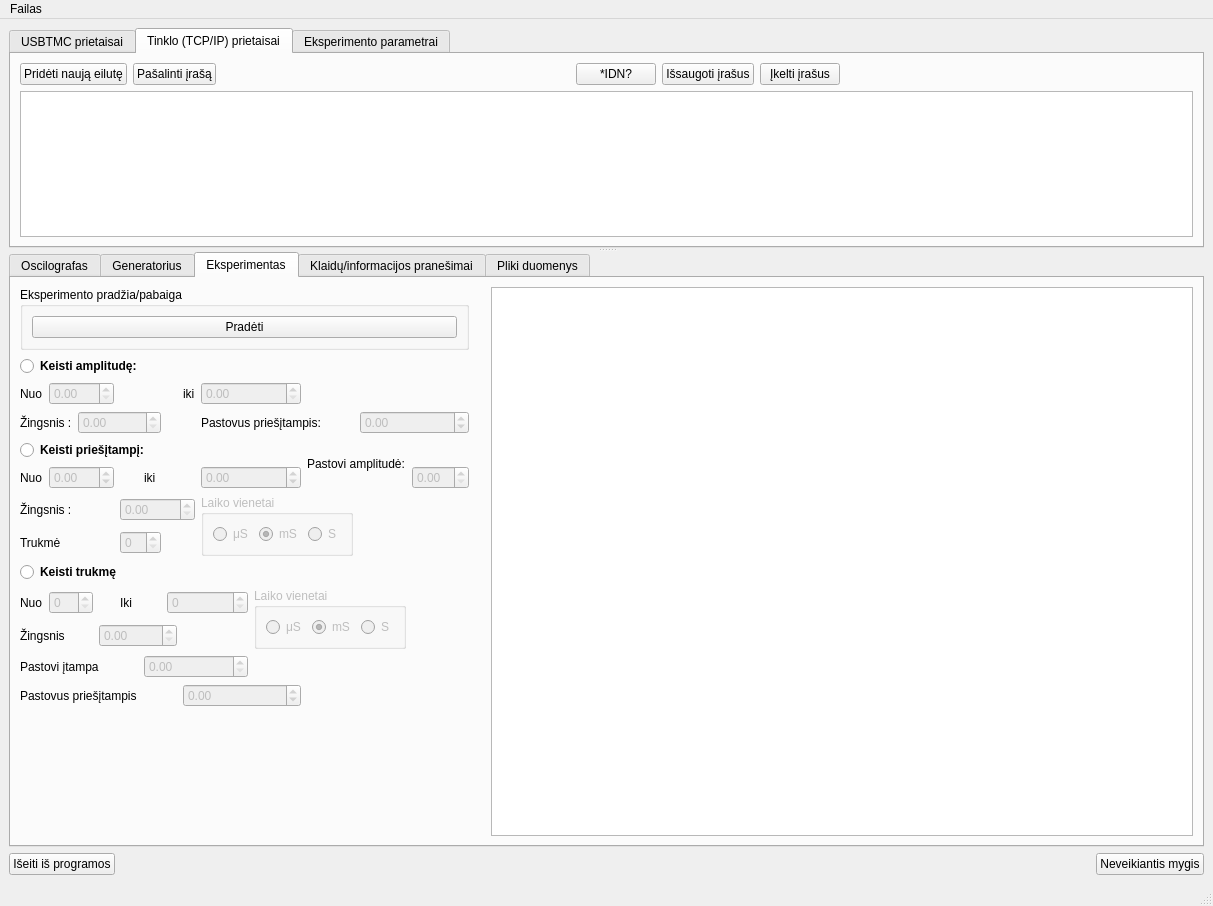
First picture: the form in UIfiles/GUIThread.ui, repository userIsTaken/TryUSB, before the edit.
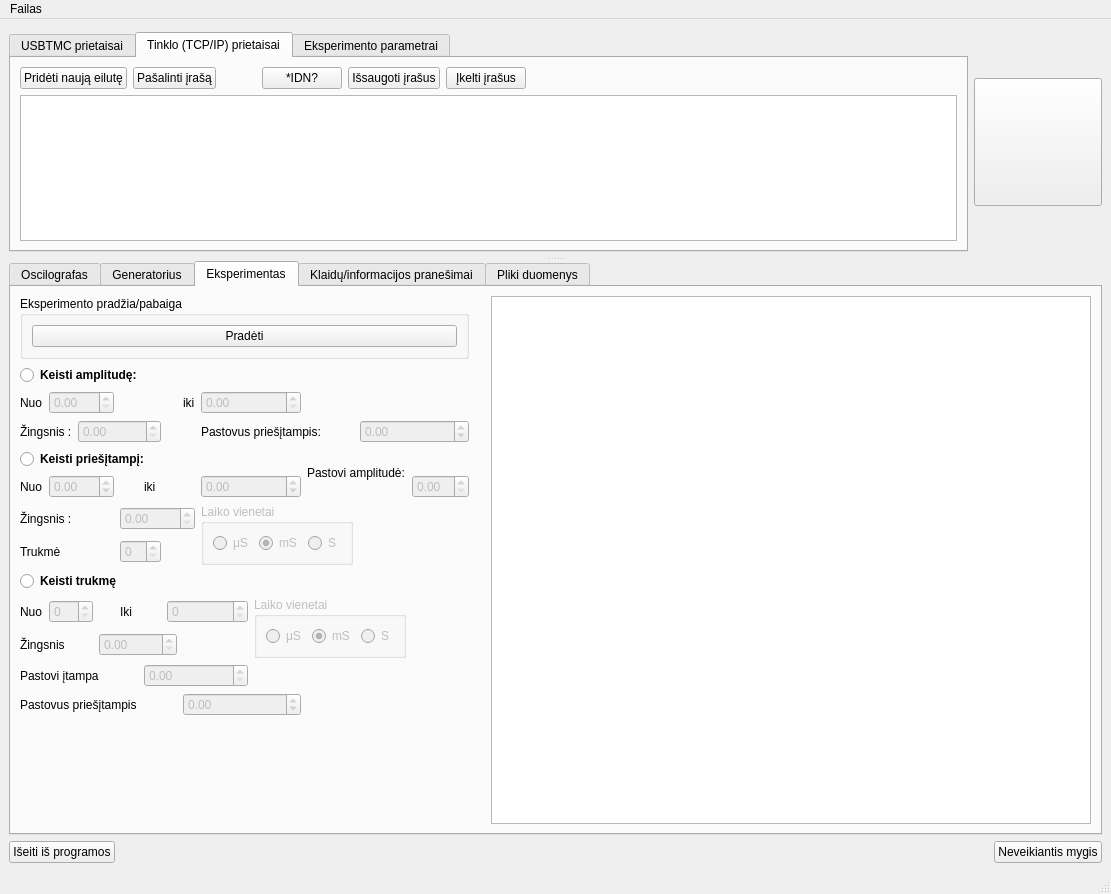
Second picture: the form after the edit. The open tabs and pages were chosen to show the change. Icons and pictures are not drawn. Custom widgets are drawn as their Qt base class.

Commit message: config implementation (loader)

What changed in the file:
```diff
--- a/UIfiles/GUIThread.ui
+++ b/UIfiles/GUIThread.ui
@@ -6,47 +6,23 @@
    <rect>
     <x>0</x>
     <y>0</y>
-    <width>1213</width>
-    <height>906</height>
+    <width>1111</width>
+    <height>894</height>
    </rect>
   </property>
   <property name="windowTitle">
    <string>GenOsci</string>
   </property>
   <widget class="QWidget" name="centralwidget">
-   <layout class="QGridLayout" name="gridLayout_3">
-    <item row="1" column="0">
-     <widget class="QPushButton" name="closeButton">
-      <property name="text">
-       <string>Išeiti iš programos</string>
-      </property>
-     </widget>
-    </item>
-    <item row="1" column="1">
-     <spacer name="horizontalSpacer">
-      <property name="orientation">
-       <enum>Qt::Horizontal</enum>
-      </property>
-      <property name="sizeHint" stdset="0">
-       <size>
-        <width>927</width>
-        <height>20</height>
-       </size>
-      </property>
-     </spacer>
-    </item>
-    <item row="1" column="2">
-     <widget class="QPushButton" name="unused_button">
-      <property name="text">
-       <string>Neveikiantis mygis</string>
-      </property>
-     </widget>
-    </item>
+   <layout class="QGridLayout" name="gridLayout_29">
     <item row="0" column="0" colspan="3">
      <widget class="QSplitter" name="splitter">
       <property name="orientation">
        <enum>Qt::Vertical</enum>
       </property>
+      <widget class="QWidget" name="">
+       <layout class="QGridLayout" name="gridLayout_3">
+        <item row="0" column="0">
       <widget class="QTabWidget" name="devicesTabWidget">
        <property name="sizePolicy">
         <sizepolicy hsizetype="Expanding" vsizetype="Expanding">
@@ -257,6 +233,9 @@
              <property name="orientation">
               <enum>Qt::Horizontal</enum>
              </property>
+                <property name="sizeType">
+                 <enum>QSizePolicy::Fixed</enum>
+                </property>
              <property name="sizeHint" stdset="0">
               <size>
                <width>40</width>
@@ -389,20 +368,11 @@
            </layout>
           </widget>
          </item>
-         <item row="0" column="2">
-          <spacer name="horizontalSpacer_14">
-           <property name="orientation">
-            <enum>Qt::Horizontal</enum>
-           </property>
-           <property name="sizeHint" stdset="0">
-            <size>
-             <width>528</width>
-             <height>20</height>
-            </size>
-           </property>
-          </spacer>
-         </item>
-         <item row="0" column="3">
+           </layout>
+          </widget>
+         </widget>
+        </item>
+        <item row="0" column="1">
           <widget class="QPushButton" name="anotherExitButton">
            <property name="sizePolicy">
             <sizepolicy hsizetype="Fixed" vsizetype="Fixed">
@@ -429,7 +399,6 @@
          </item>
         </layout>
        </widget>
-      </widget>
       <widget class="QTabWidget" name="tabWidget">
        <property name="sizePolicy">
         <sizepolicy hsizetype="Expanding" vsizetype="MinimumExpanding">
@@ -1619,6 +1588,33 @@
       </widget>
      </widget>
     </item>
+    <item row="1" column="0">
+     <widget class="QPushButton" name="closeButton">
+      <property name="text">
+       <string>Išeiti iš programos</string>
+      </property>
+     </widget>
+    </item>
+    <item row="1" column="1">
+     <spacer name="horizontalSpacer">
+      <property name="orientation">
+       <enum>Qt::Horizontal</enum>
+      </property>
+      <property name="sizeHint" stdset="0">
+       <size>
+        <width>927</width>
+        <height>20</height>
+       </size>
+      </property>
+     </spacer>
+    </item>
+    <item row="1" column="2">
+     <widget class="QPushButton" name="unused_button">
+      <property name="text">
+       <string>Neveikiantis mygis</string>
+      </property>
+     </widget>
+    </item>
    </layout>
   </widget>
   <widget class="QMenuBar" name="menubar">
@@ -1626,8 +1622,8 @@
     <rect>
      <x>0</x>
      <y>0</y>
-     <width>1213</width>
-     <height>28</height>
+     <width>1111</width>
+     <height>31</height>
     </rect>
    </property>
    <widget class="QMenu" name="menuFailas">
```
Left out of the diff: 15 changed lines with no effect on the pictures. Lines whose indentation alone changed are shown as unchanged. The commit also changes 2 other files.
